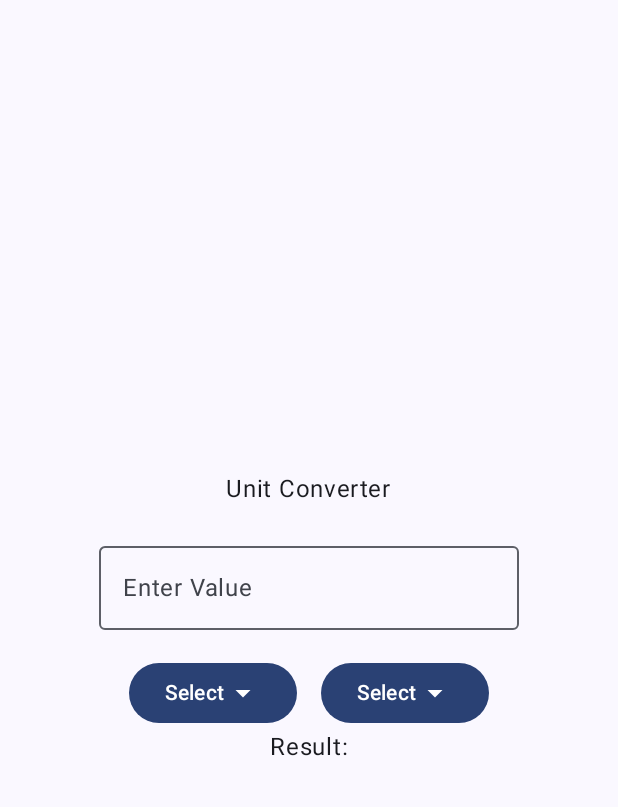
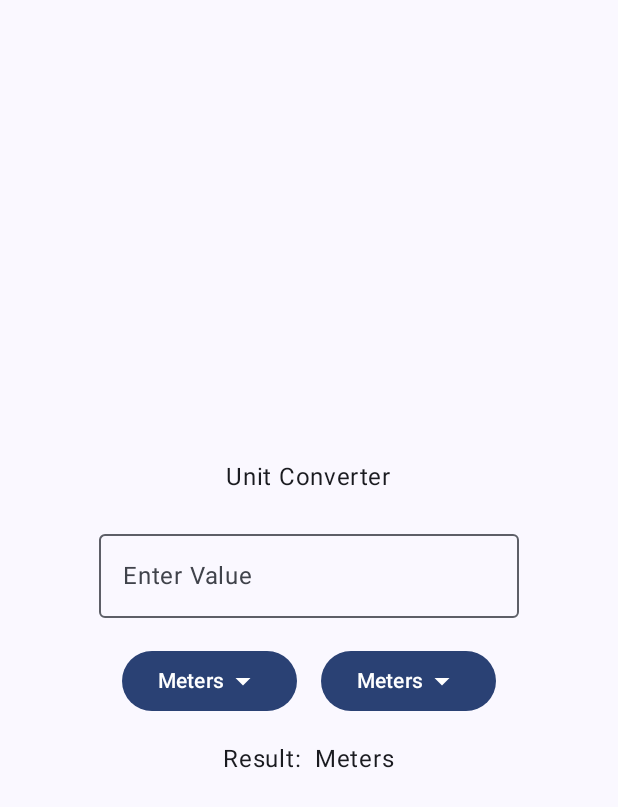
Before and after one commit to AtRealMasterLuke/Unit-Converter-App, an Android app built with Jetpack Compose: the screen it shows after launch (MainActivity), on a phone screen of 412 x 824 dp. Shown: the top 807 px of the screen. Run offline under Robolectric (Android 15) with nearby library versions, the phone set to English and light mode, and no system bars.

Commit message:
Fixed Conversion bugs
Fixed the output conversion factors for each unit

```diff
--- a/app/src/main/java/com/example/unitconverterapp/MainActivity.kt
+++ b/app/src/main/java/com/example/unitconverterapp/MainActivity.kt
@@ -61,7 +61,7 @@ fun UnitConverter() {
         mutableStateOf("")
     }
     var inputUnit by remember {
-        mutableStateOf("Centimeters")
+        mutableStateOf("Meters")
     }
     var outputUnit by remember {
         mutableStateOf("Meters")
@@ -73,8 +73,11 @@ fun UnitConverter() {
     var outputExpanded by remember {
         mutableStateOf(false)
     }
-    val conversionFactor = remember {
-        mutableStateOf(0.01)
+    val inputConversionFactor = remember {
+        mutableStateOf(1.00)
+    }
+    val outputConversionFactor = remember {
+        mutableStateOf(1.00)
     }
 
     fun convertUnits(){
@@ -83,7 +86,7 @@ fun UnitConverter() {
         //Elvis operator (?:): This operator is used to provide a default value in case the expression on its left side is null.
         //0.0: This is the default value that will be used if inputValue.toDoubleOrNull() returns null.
 
-        val result = (inputValueDouble * conversionFactor.value * 100).roundToInt() / 100
+        val result = (inputValueDouble * inputConversionFactor.value * 100 / outputConversionFactor.value).roundToInt() / 100
         outputValue = result.toString()
     }
 
@@ -98,6 +101,7 @@ fun UnitConverter() {
         Spacer(modifier = Modifier.height(18.dp))
         OutlinedTextField(value = inputValue, onValueChange = {
             inputValue = it
+            convertUnits()
             //Here goes what should happen when the value of our OutlinedTextField changes
         },
             label = { Text(text = "Enter Value")})
@@ -108,32 +112,32 @@ fun UnitConverter() {
             Box {
                 //Input button
                 Button(onClick = { inputExpanded = true }) {
-                    Text(text = "Select")
+                    Text(text = inputUnit)
                     Icon(Icons.Default.ArrowDropDown, contentDescription = "Drop Down Arrow")
                 }
                 DropdownMenu(expanded = inputExpanded, onDismissRequest = { inputExpanded = false }) {
                     DropdownMenuItem(text = { Text("Centimeters") }, onClick = {
                         inputExpanded = false
                         inputUnit = "Centimeters"
-                        conversionFactor.value = 0.01
+                        inputConversionFactor.value = 0.01
                         convertUnits()
                     })
                     DropdownMenuItem(text = { Text("Meters") }, onClick = {
                         inputExpanded = false
                         inputUnit = "Meters"
-                        conversionFactor.value = 1.0
+                        inputConversionFactor.value = 1.00
                         convertUnits()
                     })
                     DropdownMenuItem(text = { Text("Feet") }, onClick = {
                         inputExpanded = false
                         inputUnit = "Feet"
-                        conversionFactor.value = 0.3048
+                        inputConversionFactor.value = 0.3048
                         convertUnits()
                     })
                     DropdownMenuItem(text = { Text("Millimeters") }, onClick = {
                         inputExpanded = false
                         inputUnit = "Millimeters"
-                        conversionFactor.value = 0.001
+                        inputConversionFactor.value = 0.001
                         convertUnits()
                     })
                 }
@@ -143,20 +147,41 @@ fun UnitConverter() {
             Box {
                 //Output button
                 Button(onClick = { outputExpanded = true }) {
-                    Text(text = "Select")
+                    Text(text = outputUnit)
                     Icon(Icons.Default.ArrowDropDown, contentDescription = "Drop Down Arrow")
                 }
                 DropdownMenu(expanded = outputExpanded, onDismissRequest = { outputExpanded = false }) {
-                    DropdownMenuItem(text = { Text("Centimeter") }, onClick = { /*TODO*/ })
-                    DropdownMenuItem(text = { Text("Meters") }, onClick = { /*TODO*/ })
-                    DropdownMenuItem(text = { Text("Feet") }, onClick = { /*TODO*/ })
-                    DropdownMenuItem(text = { Text("Millimeters") }, onClick = { /*TODO*/ })
+                    DropdownMenuItem(text = { Text("Centimeter") }, onClick = {
+                        outputExpanded = false
+                        outputUnit = "Centimeter"
+                        outputConversionFactor.value = 0.01
+                        convertUnits()
+                    })
+                    DropdownMenuItem(text = { Text("Meters") }, onClick = {
+                        outputExpanded = false
+                        outputUnit = "Meters"
+                        outputConversionFactor.value = 1.00
+                        convertUnits()
+                    })
+                    DropdownMenuItem(text = { Text("Feet") }, onClick = {
+                        outputExpanded = false
+                        outputUnit = "Feet"
+                        outputConversionFactor.value = 0.3048
+                        convertUnits()
+                    })
+                    DropdownMenuItem(text = { Text("Millimeters") }, onClick = {
+                        outputExpanded = false
+                        outputUnit = "Millimeters"
+                        outputConversionFactor.value = 0.001
+                        convertUnits()
+                    })
                 }
 
             }
 
         }
-        Text(text = "Result:")
+        Spacer(modifier = Modifier.height(16.dp))
+        Text(text = "Result: $outputValue $outputUnit")
     }
 }
 
```
